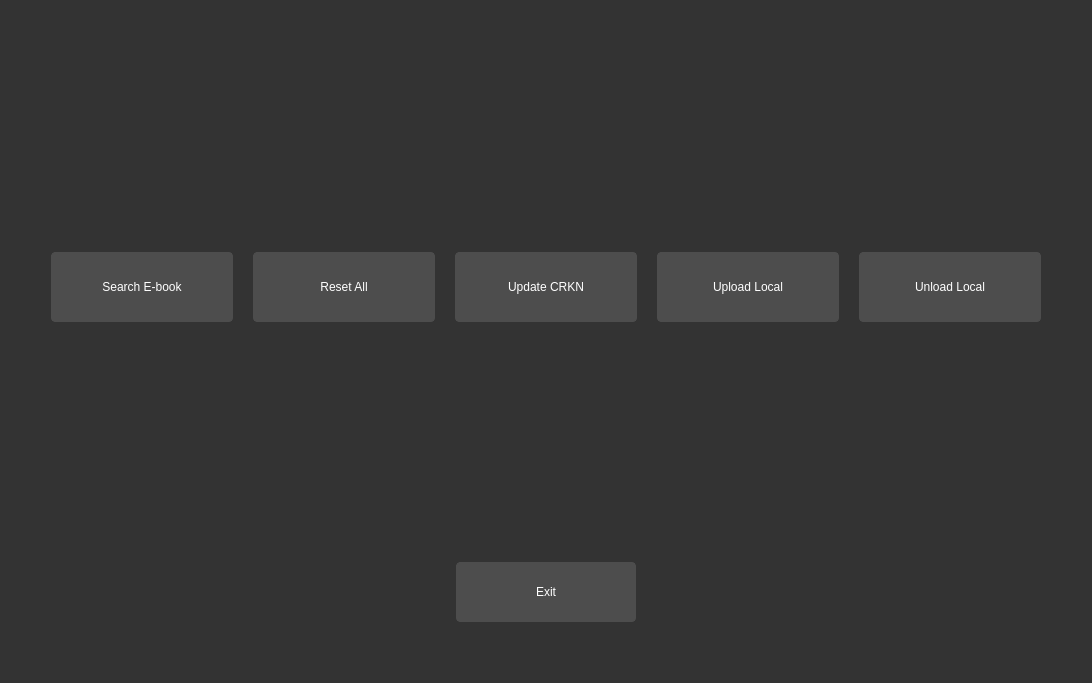
Old version of the form source/features/ui/homepage.ui in the repository Teky500/Ebook-PR-Application.
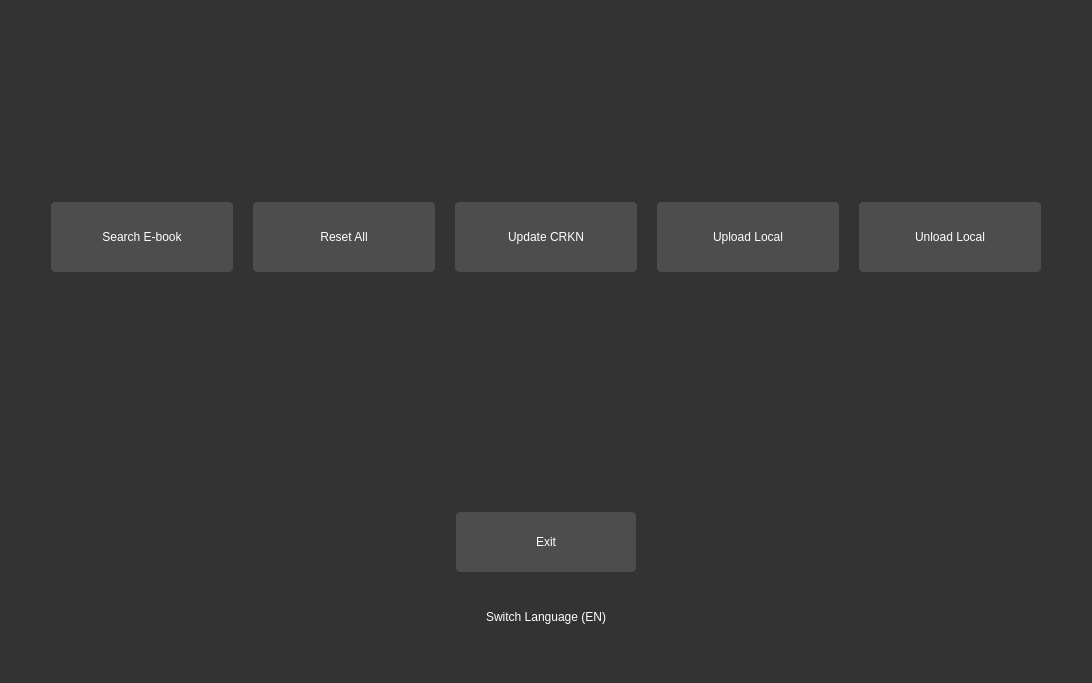
New version of the form.

Commit message: added language button and message box for the institution - reem

Patch:
```diff
--- a/source/features/ui/homepage.ui
+++ b/source/features/ui/homepage.ui
@@ -146,7 +146,7 @@
       </layout>
      </item>
      <item>
-      <layout class="QVBoxLayout" name="verticalLayout_3" stretch="0,0">
+      <layout class="QVBoxLayout" name="verticalLayout_3" stretch="0,0,0">
        <property name="spacing">
         <number>20</number>
        </property>
@@ -163,7 +163,7 @@
         <number>5</number>
        </property>
        <property name="bottomMargin">
-        <number>50</number>
+        <number>30</number>
        </property>
        <item>
         <layout class="QHBoxLayout" name="horizontalLayout_5">
@@ -326,6 +326,41 @@
          </item>
         </layout>
        </item>
+       <item>
+        <widget class="QPushButton" name="switch_language">
+         <property name="minimumSize">
+          <size>
+           <width>0</width>
+           <height>50</height>
+          </size>
+         </property>
+         <property name="maximumSize">
+          <size>
+           <width>16777215</width>
+           <height>50</height>
+          </size>
+         </property>
+         <property name="cursor">
+          <cursorShape>PointingHandCursor</cursorShape>
+         </property>
+         <property name="styleSheet">
+          <string notr="true">    QPushButton {
+        background-color: #333333;
+        border: 1px solid #333333;
+        border-radius: 4px;
+        color: #ffffff;
+        padding: 5px;
+		font: 700 16pt &quot;Segoe UI&quot;;
+    }
+    QPushButton:hover {
+		font: 700 18pt &quot;Segoe UI&quot;;
+    }</string>
+         </property>
+         <property name="text">
+          <string>Switch Language (EN)</string>
+         </property>
+        </widget>
+       </item>
       </layout>
      </item>
     </layout>
```
The commit also changes 2 other files.
